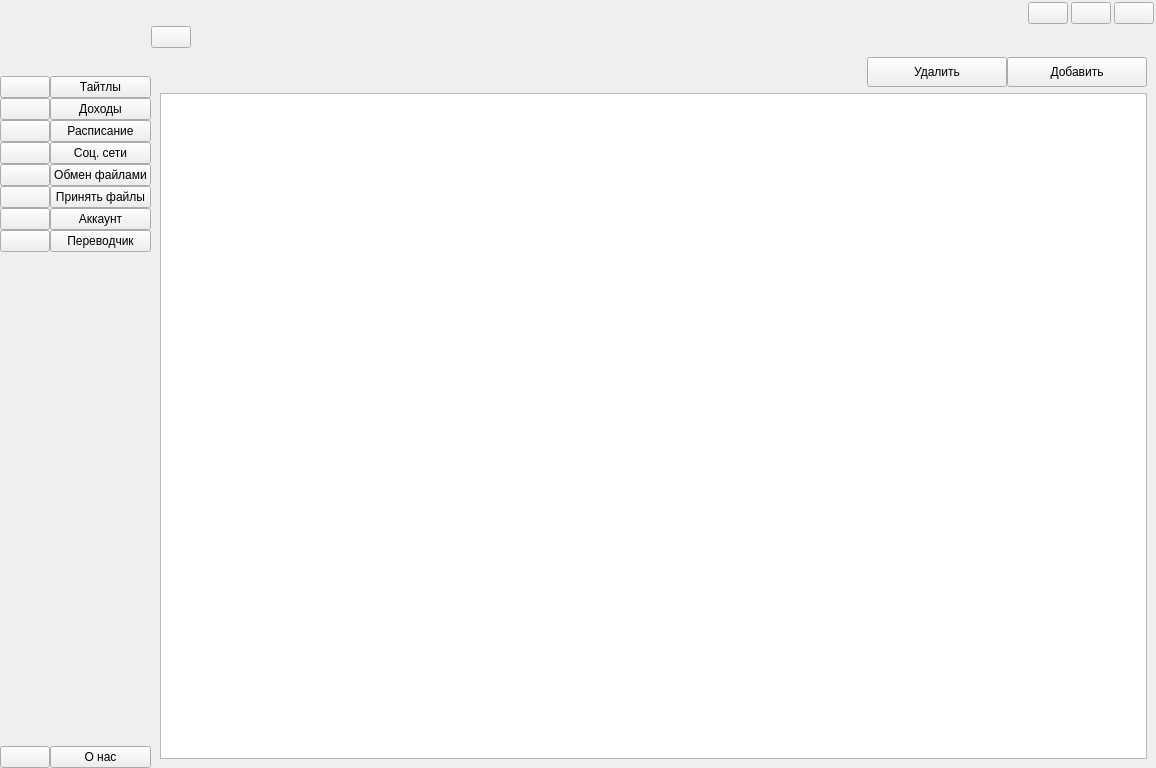
Above: front/ui.ui from Resmko99/Is-for-translator before the change. Below: the same form after it.
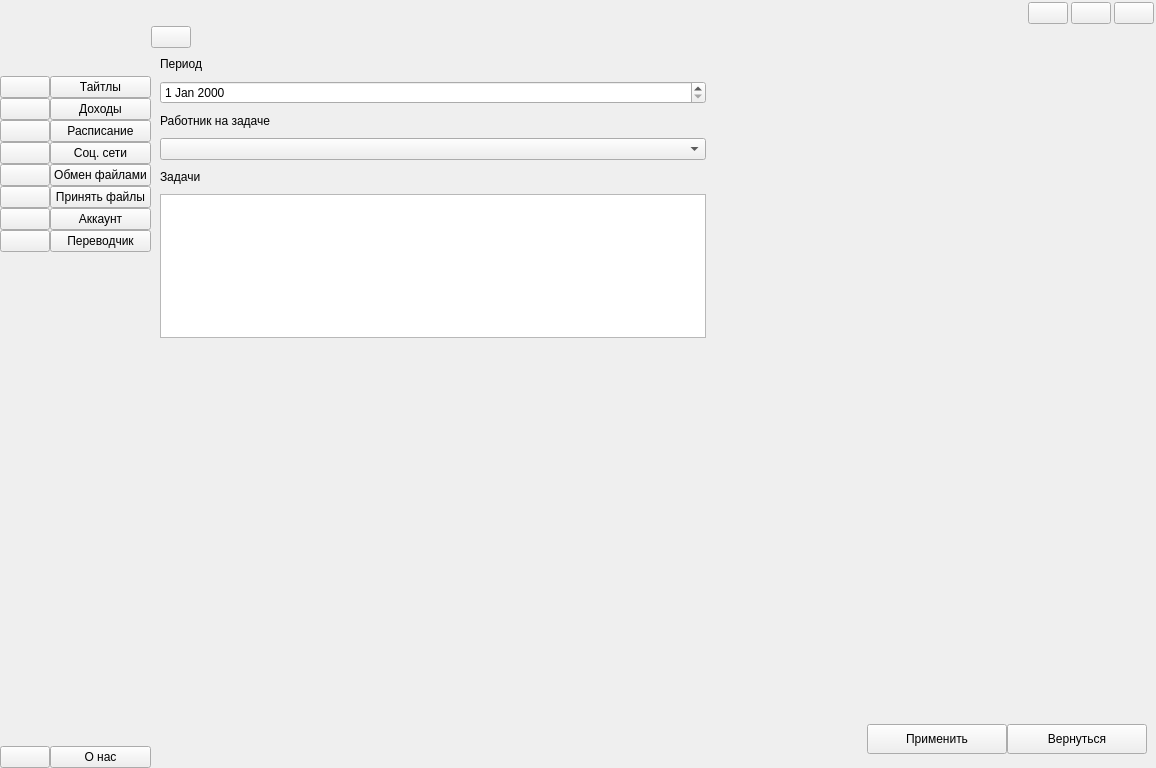
That is the form after the change. The open tabs and pages were chosen to show the change. Icons and pictures are not drawn.

```diff
--- a/front/ui.ui
+++ b/front/ui.ui
@@ -1674,6 +1674,186 @@
             </item>
            </layout>
           </widget>
+          <widget class="QWidget" name="pageEditTask">
+           <layout class="QGridLayout" name="gridLayout_2">
+            <item row="0" column="0" colspan="2">
+             <layout class="QVBoxLayout" name="verticalLayout_21">
+              <property name="spacing">
+               <number>10</number>
+              </property>
+              <item>
+               <widget class="QLabel" name="label_61">
+                <property name="text">
+                 <string>Период</string>
+                </property>
+               </widget>
+              </item>
+              <item>
+               <widget class="QDateEdit" name="dateEditEditTask"/>
+              </item>
+              <item>
+               <widget class="QLabel" name="label_62">
+                <property name="text">
+                 <string>Работник на задаче</string>
+                </property>
+               </widget>
+              </item>
+              <item>
+               <widget class="QComboBox" name="employeeEditTask"/>
+              </item>
+              <item>
+               <widget class="QLabel" name="label_63">
+                <property name="text">
+                 <string>Задачи</string>
+                </property>
+               </widget>
+              </item>
+              <item>
+               <widget class="QTextEdit" name="taskEditChange"/>
+              </item>
+             </layout>
+            </item>
+            <item row="0" column="2">
+             <spacer name="horizontalSpacer_29">
+              <property name="orientation">
+               <enum>Qt::Horizontal</enum>
+              </property>
+              <property name="sizeHint" stdset="0">
+               <size>
+                <width>417</width>
+                <height>20</height>
+               </size>
+              </property>
+             </spacer>
+            </item>
+            <item row="1" column="0">
+             <spacer name="verticalSpacer_19">
+              <property name="orientation">
+               <enum>Qt::Vertical</enum>
+              </property>
+              <property name="sizeType">
+               <enum>QSizePolicy::Expanding</enum>
+              </property>
+              <property name="sizeHint" stdset="0">
+               <size>
+                <width>540</width>
+                <height>422</height>
+               </size>
+              </property>
+             </spacer>
+            </item>
+            <item row="3" column="0" colspan="3">
+             <widget class="QWidget" name="widget_13" native="true">
+              <property name="sizePolicy">
+               <sizepolicy hsizetype="Expanding" vsizetype="Expanding">
+                <horstretch>0</horstretch>
+                <verstretch>0</verstretch>
+               </sizepolicy>
+              </property>
+              <property name="minimumSize">
+               <size>
+                <width>0</width>
+                <height>40</height>
+               </size>
+              </property>
+              <property name="maximumSize">
+               <size>
+                <width>16777215</width>
+                <height>40</height>
+               </size>
+              </property>
+              <layout class="QHBoxLayout" name="horizontalLayout_17">
+               <property name="spacing">
+                <number>0</number>
+               </property>
+               <property name="leftMargin">
+                <number>0</number>
+               </property>
+               <property name="topMargin">
+                <number>0</number>
+               </property>
+               <property name="rightMargin">
+                <number>0</number>
+               </property>
+               <property name="bottomMargin">
+                <number>0</number>
+               </property>
+               <item>
+                <spacer name="horizontalSpacer_28">
+                 <property name="orientation">
+                  <enum>Qt::Horizontal</enum>
+                 </property>
+                 <property name="sizeHint" stdset="0">
+                  <size>
+                   <width>809</width>
+                   <height>20</height>
+                  </size>
+                 </property>
+                </spacer>
+               </item>
+               <item>
+                <widget class="QPushButton" name="taskApplyBtn">
+                 <property name="minimumSize">
+                  <size>
+                   <width>140</width>
+                   <height>30</height>
+                  </size>
+                 </property>
+                 <property name="maximumSize">
+                  <size>
+                   <width>140</width>
+                   <height>30</height>
+                  </size>
+                 </property>
+                 <property name="text">
+                  <string>Применить</string>
+                 </property>
+                 <property name="icon">
+                  <iconset resource="resource.qrc">
+                   <normaloff>:/icon/icon/free-icon-check-mark-8370918.png</normaloff>:/icon/icon/free-icon-check-mark-8370918.png</iconset>
+                 </property>
+                 <property name="iconSize">
+                  <size>
+                   <width>20</width>
+                   <height>20</height>
+                  </size>
+                 </property>
+                </widget>
+               </item>
+               <item>
+                <widget class="QPushButton" name="backApplyTaskBtn">
+                 <property name="minimumSize">
+                  <size>
+                   <width>140</width>
+                   <height>30</height>
+                  </size>
+                 </property>
+                 <property name="maximumSize">
+                  <size>
+                   <width>140</width>
+                   <height>30</height>
+                  </size>
+                 </property>
+                 <property name="text">
+                  <string>Вернуться</string>
+                 </property>
+                 <property name="icon">
+                  <iconset resource="resource.qrc">
+                   <normaloff>:/icon/icon/free-icon-back-2644908.png</normaloff>:/icon/icon/free-icon-back-2644908.png</iconset>
+                 </property>
+                 <property name="iconSize">
+                  <size>
+                   <width>20</width>
+                   <height>20</height>
+                  </size>
+                 </property>
+                </widget>
+               </item>
+              </layout>
+             </widget>
+            </item>
+           </layout>
+          </widget>
           <widget class="QWidget" name="pageTranslator">
            <layout class="QGridLayout" name="gridLayout_56">
             <item row="1" column="2">
@@ -4427,6 +4607,22 @@
           </widget>
           <widget class="QWidget" name="pageListTask">
            <layout class="QGridLayout" name="gridLayout_44">
+            <item row="1" column="0">
+             <widget class="QTableView" name="tableListTask">
+              <property name="selectionBehavior">
+               <enum>QAbstractItemView::SelectRows</enum>
+              </property>
+              <property name="gridStyle">
+               <enum>Qt::NoPen</enum>
+              </property>
+              <property name="sortingEnabled">
+               <bool>true</bool>
+              </property>
+              <property name="cornerButtonEnabled">
+               <bool>true</bool>
+              </property>
+             </widget>
+            </item>
             <item row="0" column="0">
              <widget class="QWidget" name="widget_27" native="true">
               <layout class="QGridLayout" name="gridLayout_43">
@@ -4445,36 +4641,7 @@
                <property name="spacing">
                 <number>0</number>
                </property>
-               <item row="0" column="1">
-                <widget class="QPushButton" name="deleteListTask">
-                 <property name="minimumSize">
-                  <size>
-                   <width>140</width>
-                   <height>30</height>
-                  </size>
-                 </property>
-                 <property name="maximumSize">
-                  <size>
-                   <width>140</width>
-                   <height>30</height>
-                  </size>
-                 </property>
-                 <property name="text">
-                  <string>Удалить</string>
-                 </property>
-                 <property name="icon">
-                  <iconset resource="resource.qrc">
-                   <normaloff>:/icon/icon/free-icon-minus-button-4315581 копия.png</normaloff>:/icon/icon/free-icon-minus-button-4315581 копия.png</iconset>
-                 </property>
-                 <property name="iconSize">
-                  <size>
-                   <width>20</width>
-                   <height>20</height>
-                  </size>
-                 </property>
-                </widget>
-               </item>
-               <item row="0" column="2">
+               <item row="0" column="3">
                 <widget class="QPushButton" name="addListTask">
                  <property name="minimumSize">
                   <size>
@@ -4503,6 +4670,35 @@
                  </property>
                 </widget>
                </item>
+               <item row="0" column="2">
+                <widget class="QPushButton" name="deleteListTask">
+                 <property name="minimumSize">
+                  <size>
+                   <width>140</width>
+                   <height>30</height>
+                  </size>
+                 </property>
+                 <property name="maximumSize">
+                  <size>
+                   <width>140</width>
+                   <height>30</height>
+                  </size>
+                 </property>
+                 <property name="text">
+                  <string>Удалить</string>
+                 </property>
+                 <property name="icon">
+                  <iconset resource="resource.qrc">
+                   <normaloff>:/icon/icon/free-icon-minus-button-4315581 копия.png</normaloff>:/icon/icon/free-icon-minus-button-4315581 копия.png</iconset>
+                 </property>
+                 <property name="iconSize">
+                  <size>
+                   <width>20</width>
+                   <height>20</height>
+                  </size>
+                 </property>
+                </widget>
+               </item>
                <item row="0" column="0">
                 <spacer name="horizontalSpacer_43">
                  <property name="orientation">
```
Left out of the diff: 639 changed lines with no effect on the pictures.
